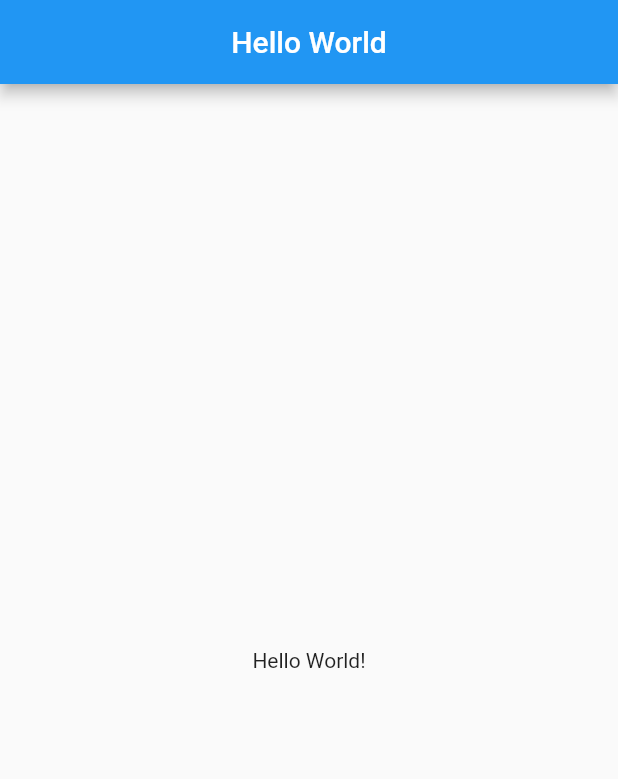
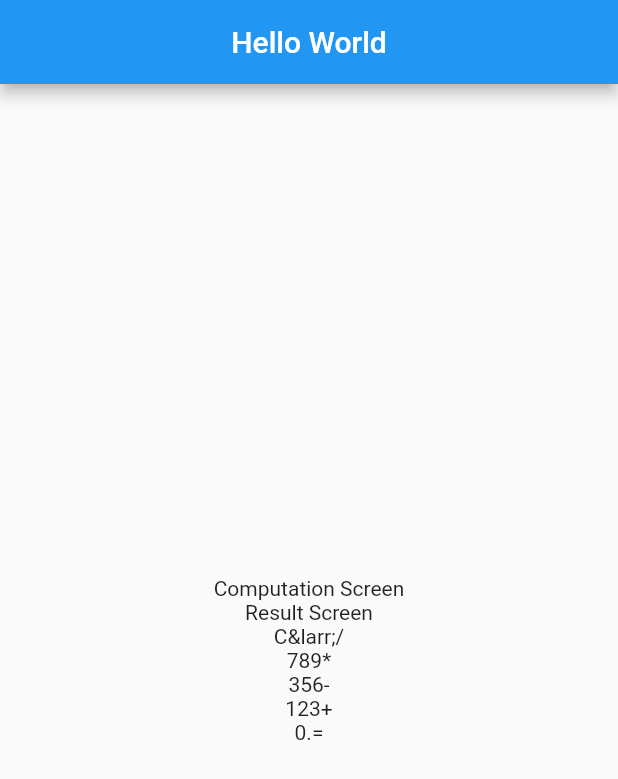
Before and after one commit to fritter/calculator_flutter, a Flutter app: the screen it shows after launch, on a phone screen of 412 x 824 dp. Shown: the top 779 px of the screen. Run offline on Flutter 3.47's test engine with Material 2 defaults, Android fonts, the phone set to English and light mode, and no system bars.

Commit message:
Added Calculator Widget

```diff
--- a/lib/main.dart
+++ b/lib/main.dart
@@ -1,4 +1,6 @@
 import 'package:flutter/material.dart';
+
+import './widgets/calculator.dart';
 
 void main() => runApp(MyApp());
 
@@ -6,15 +8,14 @@ class MyApp extends StatelessWidget {
   @override
   Widget build(BuildContext context) {
     return MaterialApp(
+      title: 'Calculator',
       home: Scaffold(
         appBar: AppBar(
           title: Center(
             child: Text('Hello World'),
           ),
         ),
-        body: Center(
-          child: Text('Hello World!'),
-        ),
+        body: Calculator(),
       ),
     );
   }
--- /dev/null
+++ b/lib/widgets/calculator.dart
@@ -0,0 +1,59 @@
+import 'package:flutter/material.dart';
+
+class Calculator extends StatelessWidget {
+  @override
+  Widget build(BuildContext context) {
+    return Center(
+      child: Column(
+        mainAxisAlignment: MainAxisAlignment.center,
+        children: <Widget>[
+          Text('Computation Screen'),
+          Text('Result Screen'),
+          Row(
+            mainAxisAlignment: MainAxisAlignment.center,
+            children: <Widget>[
+              Text('C'),
+              Text('&larr;'),
+              Text('/'),
+            ],
+          ),
+          Row(
+            mainAxisAlignment: MainAxisAlignment.center,
+            children: <Widget>[
+              Text('7'),
+              Text('8'),
+              Text('9'),
+              Text('*'),
+            ],
+          ),
+          Row(
+            mainAxisAlignment: MainAxisAlignment.center,
+            children: <Widget>[
+              Text('3'),
+              Text('5'),
+              Text('6'),
+              Text('-'),
+            ],
+          ),
+          Row(
+            mainAxisAlignment: MainAxisAlignment.center,
+            children: <Widget>[
+              Text('1'),
+              Text('2'),
+              Text('3'),
+              Text('+'),
+            ],
+          ),
+          Row(
+            mainAxisAlignment: MainAxisAlignment.center,
+            children: <Widget>[
+              Text('0'),
+              Text('.'),
+              Text('='),
+            ],
+          ),
+        ],
+      ),
+    );
+  }
+}
```
